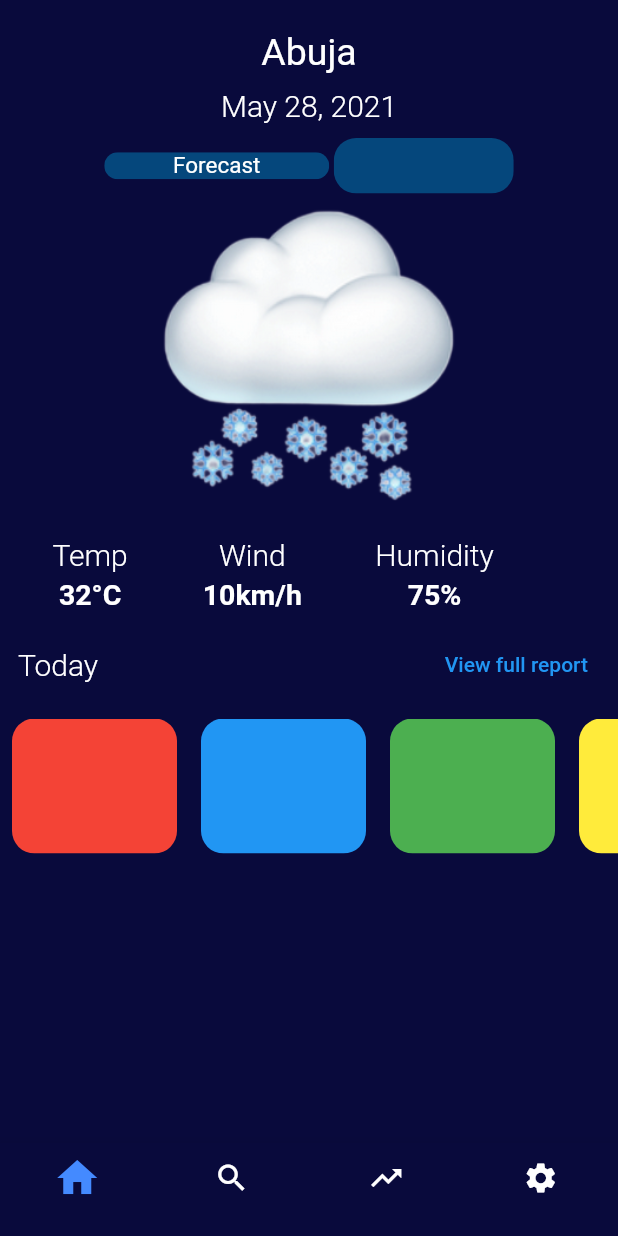
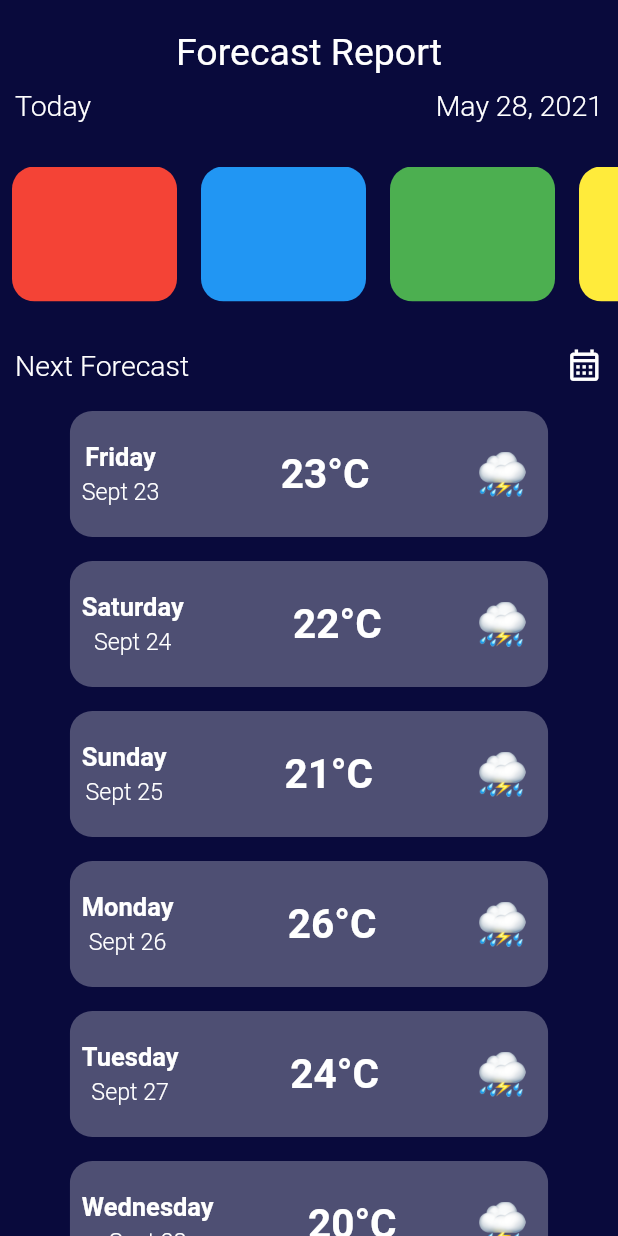
Before and after one commit to Galadima3/Weather-App, a Flutter app: the screen it shows after launch, on a phone screen of 412 x 824 dp. Run offline on Flutter 3.47's test engine with Material 2 defaults, Android fonts, the phone set to English and light mode, and no system bars; our stand-ins replace geolocator.

Commit message:
4th Commit

```diff
--- a/lib/main.dart
+++ b/lib/main.dart
@@ -1,4 +1,5 @@
 import 'package:flutter/material.dart';
+import 'package:weather/screens/forecast_page.dart';
 import 'package:weather/screens/home_page.dart';
 
 void main() {
@@ -14,10 +15,10 @@ class MyApp extends StatelessWidget {
     return MaterialApp(
       debugShowCheckedModeBanner: false,
       theme: ThemeData(
-
+        scaffoldBackgroundColor: const Color(0xFF090A3C),
         primarySwatch: Colors.blue,
       ),
-      home: const HomePage(),
+      home: const ForecastScreen(),
     );
   }
 }
--- a/lib/screens/forecast_page.dart
+++ b/lib/screens/forecast_page.dart
@@ -0,0 +1,92 @@
+// ignore_for_file: prefer_const_literals_to_create_immutables, prefer_const_constructors
+
+import 'package:flutter/material.dart';
+import 'package:weather/utilities/constants.dart';
+
+import '../utilities/widgets.dart';
+
+class ForecastScreen extends StatefulWidget {
+  const ForecastScreen({super.key});
+
+  @override
+  State<ForecastScreen> createState() => _ForecastScreenState();
+}
+
+class _ForecastScreenState extends State<ForecastScreen> {
+  @override
+  Widget build(BuildContext context) {
+    return SafeArea(
+      child: Scaffold(
+        body: SingleChildScrollView(
+          child: Column(
+            children: [
+              SizedBox(
+                height: 20,
+              ),
+              Text(
+                'Forecast Report',
+                style: homePageHeader,
+              ),
+              Row(
+                mainAxisAlignment: MainAxisAlignment.spaceBetween,
+                children: [
+                  Padding(
+                    padding: const EdgeInsets.all(10.0),
+                    child: Text('Today', style: kDateStyleX),
+                  ),
+                  Padding(
+                    padding: const EdgeInsets.all(10.0),
+                    child: Text('May 28, 2021', style: kDateStyleX),
+                  ),
+                ],
+              ),
+              kSpace,
+              Container(
+                height: 90,
+                child: ListView(
+                  shrinkWrap: true,
+                  scrollDirection: Axis.horizontal,
+                  children: [
+                    TestContainer(color: Colors.red),
+                    TestContainer(color: Colors.blue),
+                    TestContainer(color: Colors.green),
+                    TestContainer(color: Colors.yellow),
+                    TestContainer(color: Colors.deepPurple),
+                  ],
+                ),
+              ),
+              kSpace,
+              Row(
+                mainAxisAlignment: MainAxisAlignment.spaceBetween,
+                children: [
+                  Padding(
+                    padding: const EdgeInsets.all(10.0),
+                    child: Text('Next Forecast', style: kDateStyleX),
+                  ),
+                  Padding(
+                    padding: const EdgeInsets.all(10.0),
+                    child: Icon(
+                      Icons.calendar_month_outlined,
+                      color: Colors.white,
+                      size: 25,
+                    ),
+                  ),
+                ],
+              ),
+              Column(
+                children: [
+                  ForecastTile(date: 'Sept 23', temp: '23', dayOfWeek: 'Friday'),
+                  ForecastTile(date: 'Sept 24', temp: '22', dayOfWeek: 'Saturday'),
+                  ForecastTile(date: 'Sept 25', temp: '21', dayOfWeek: 'Sunday'),
+                  ForecastTile(date: 'Sept 26', temp: '26', dayOfWeek: 'Monday'),
+                  ForecastTile(date: 'Sept 27', temp: '24', dayOfWeek: 'Tuesday'),
+                  ForecastTile(date: 'Sept 28', temp: '20', dayOfWeek: 'Wednesday'),
+                ],
+              )
+            ],
+          ),
+        ),
+      ),
+    );
+  }
+}
--- a/lib/screens/home_page.dart
+++ b/lib/screens/home_page.dart
@@ -47,7 +47,7 @@ class _HomePageState extends State<HomePage> {
   Widget build(BuildContext context) {
     return SafeArea(
       child: Scaffold(
-        backgroundColor: Color(0xFF090A3C),
+
         bottomNavigationBar: BottomNavigationBar(
           unselectedItemColor: Colors.white,
           selectedIconTheme: IconThemeData(color: Colors.blueAccent, size: 32),
--- a/lib/utilities/constants.dart
+++ b/lib/utilities/constants.dart
@@ -22,3 +22,20 @@ const kTempStyle = TextStyle(
     color: Colors.white,
     fontWeight: FontWeight.bold,
   );
+
+const kDateStyleX = TextStyle(
+    fontSize: 19,
+    color: Colors.white,
+    fontWeight: FontWeight.w300,
+  );
+  const kDateStyleY = TextStyle(
+    fontSize: 15.5,
+    color: Colors.white,
+    fontWeight: FontWeight.w300,
+  );
+
+  const kTempStyleX = TextStyle(
+    fontSize: 27,
+    color: Colors.white,
+    fontWeight: FontWeight.bold,
+  );
--- a/lib/utilities/widgets.dart
+++ b/lib/utilities/widgets.dart
@@ -1,4 +1,9 @@
+// ignore_for_file: prefer_const_constructors, prefer_const_literals_to_create_immutables
+
 import 'package:flutter/material.dart';
+
+import 'constants.dart';
+
 class ClipContainer extends StatelessWidget {
   const ClipContainer({
     Key? key,
@@ -15,7 +20,6 @@ class ClipContainer extends StatelessWidget {
     return ClipRRect(
       borderRadius: BorderRadius.circular(15),
       child: Container(
-
         width: 150,
         color: _colorContainer,
         child: Center(
@@ -29,11 +33,11 @@ class ClipContainer extends StatelessWidget {
   }
 }
 
-
 class TestContainer extends StatefulWidget {
   final Color color;
   const TestContainer({
-    Key? key, required this.color,
+    Key? key,
+    required this.color,
   }) : super(key: key);
 
   @override
@@ -48,8 +52,6 @@ class _TestContainerState extends State<TestContainer> {
       child: ClipRRect(
         borderRadius: BorderRadius.circular(15),
         child: Container(
-
-
           width: 110,
           color: widget.color,
         ),
@@ -57,3 +59,67 @@ class _TestContainerState extends State<TestContainer> {
     );
   }
 }
+
+
+class ForecastTile extends StatelessWidget {
+  const ForecastTile({
+    Key? key, required this.date, required this.temp, required this.dayOfWeek,
+  }) : super(key: key);
+  final String date;
+  final String temp;
+  final String dayOfWeek;
+  @override
+  Widget build(BuildContext context) {
+    return Container(
+      padding: EdgeInsets.all(8),
+      height: 100,
+      width: 335,
+      child: ClipRRect(
+        borderRadius: BorderRadius.circular(15),
+        child: Container(
+          width: 250,
+          color: Color.fromRGBO(255, 255, 255, 0.280),
+          child: Row(
+            mainAxisAlignment: MainAxisAlignment.spaceBetween,
+            crossAxisAlignment: CrossAxisAlignment.center,
+            children: [
+              Padding(
+                padding:
+                    const EdgeInsets.symmetric(horizontal: 8),
+                child: Column(
+                  mainAxisAlignment: MainAxisAlignment.center,
+                  crossAxisAlignment: CrossAxisAlignment.center,
+                  children: [
+                    Text(
+                      dayOfWeek,
+                      style: TextStyle(
+                          color: Colors.white,
+                          fontWeight: FontWeight.bold,
+                          fontSize: 17),
+                    ),
+                    SizedBox(
+                      height: 5,
+                    ),
+                    Text(
+                      date,
+                      style: kDateStyleY,
+                    )
+                  ],
+                ),
+              ),
+              Text(
+                '$temp°C',
+                style: kTempStyleX,
+              ),
+              Container(
+                  padding: EdgeInsets.only(right: 15),
+                  height: 30,
+                  child: Image.asset(
+                      'images/cloud-with-lightning-and-rain.png'))
+            ],
+          ),
+        ),
+      ),
+    );
+  }
+}
```
